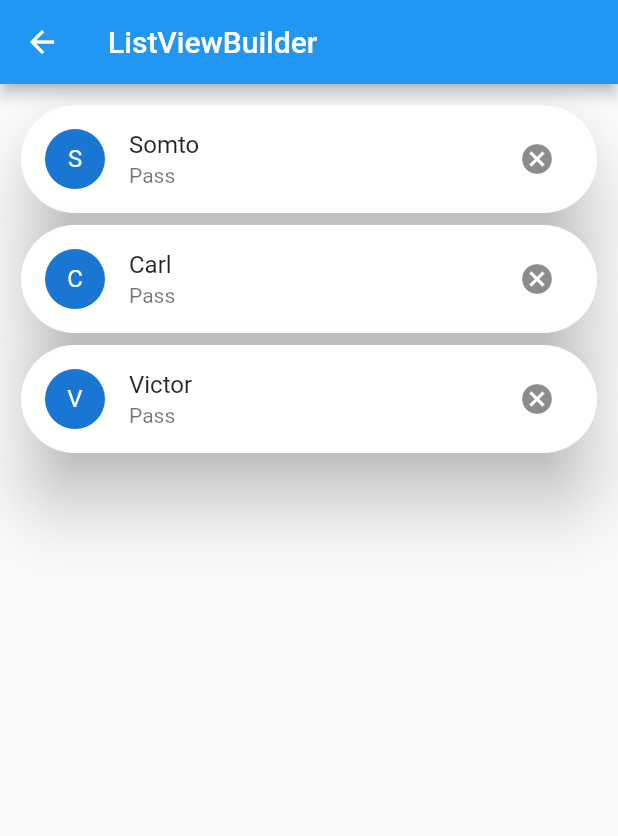
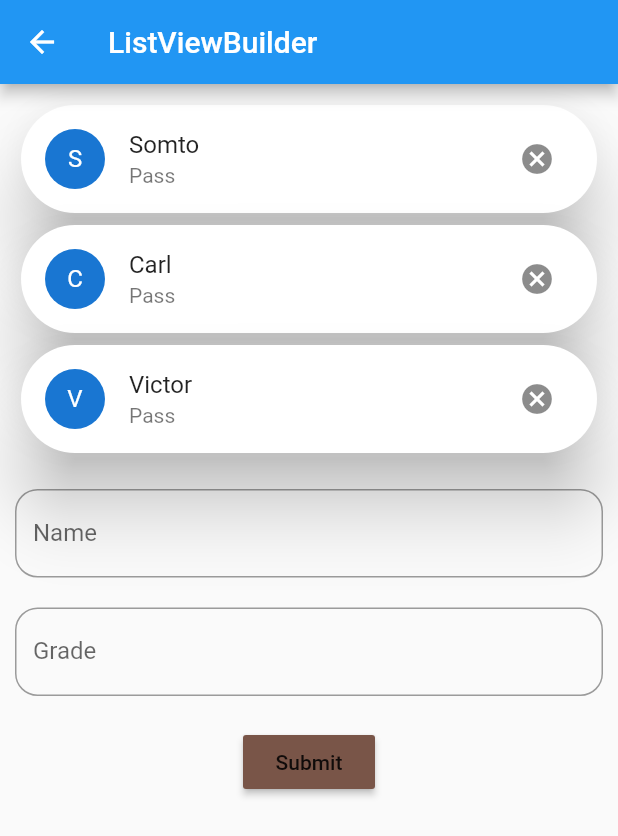
Before and after one commit to Sxmtee/Flutter-Tutorial, a Flutter app: the screen it shows after launch, after a tap on "ListViewBuilder", on a phone screen of 412 x 824 dp. Shown: the top 836 px of the screen. Run offline on Flutter 3.47's test engine with Material 2 defaults, Android fonts, the phone set to English and light mode, and no system bars; our stand-ins replace email_validator.

Commit message:
alertdialog

```diff
--- a/lib/listview_builder.dart
+++ b/lib/listview_builder.dart
@@ -14,18 +14,25 @@ class _ListViewBuilderState extends State<ListViewBuilder> {
     {"name": "Victor", "grade": "Pass"},
   ];
 
+  GlobalKey<FormState> authKey = GlobalKey<FormState>();
+  TextEditingController nameCtrl = TextEditingController();
+  TextEditingController gradeCtrl = TextEditingController();
+
   @override
   Widget build(BuildContext context) {
-    Size size = MediaQuery.of(context).size;
+    // Size size = MediaQuery.of(context).size;
     return Scaffold(
       appBar: AppBar(
         title: const Text("ListViewBuilder"),
       ),
       body: Container(
-        height: size.height,
-        width: size.width,
         padding: const EdgeInsets.all(10),
-        child: ListView.builder(
+        child: Form(
+          key: authKey,
+          child: Column(
+            children: [
+              ListView.builder(
+                shrinkWrap: true,
                 itemCount: names.length,
                 itemBuilder: (context, index) {
                   return Card(
@@ -54,6 +61,53 @@ class _ListViewBuilderState extends State<ListViewBuilder> {
                   );
                 },
               ),
+              const SizedBox(
+                height: 20,
+              ),
+              TextFormField(
+                controller: nameCtrl,
+                decoration: InputDecoration(
+                  label: const Text("Name"),
+                  border: OutlineInputBorder(
+                    borderRadius: BorderRadius.circular(15),
+                  ),
+                ),
+              ),
+              const SizedBox(
+                height: 20,
+              ),
+              TextFormField(
+                controller: gradeCtrl,
+                decoration: InputDecoration(
+                  label: const Text("Grade"),
+                  border: OutlineInputBorder(
+                    borderRadius: BorderRadius.circular(15),
+                  ),
+                ),
+              ),
+              const SizedBox(
+                height: 20,
+              ),
+              MaterialButton(
+                onPressed: () {
+                  if (authKey.currentState!.validate()) {
+                    authKey.currentState!.save();
+                    Map<String, dynamic> userdetails = {};
+                    userdetails["name"] = nameCtrl.text;
+                    userdetails["grade"] = gradeCtrl.text;
+
+                    names.add(userdetails);
+                    nameCtrl.clear();
+                    gradeCtrl.clear();
+                    setState(() {});
+                  }
+                },
+                color: Colors.brown,
+                child: const Text("Submit"),
+              ),
+            ],
+          ),
+        ),
       ),
     );
   }
--- a/lib/main.dart
+++ b/lib/main.dart
@@ -1,3 +1,4 @@
+import 'package:carltutorial/alert_dialog.dart';
 import 'package:carltutorial/blog_post.dart';
 import 'package:carltutorial/forms.dart';
 import 'package:carltutorial/listview_builder.dart';
@@ -102,9 +103,26 @@ class Home extends StatelessWidget {
               const SizedBox(
                 height: 10,
               ),
+              //for Alertdialog
+              MaterialButton(
+                onPressed: () {
+                  var route = MaterialPageRoute(
+                    builder: (context) => const NotifDialog(),
+                  );
+                  Navigator.push(context, route);
+                },
+                color: Colors.blue,
+                height: 50,
+                shape: const StadiumBorder(),
+                child: const Text("Alert Dialog"),
+              ),
+              const SizedBox(
+                height: 10,
+              ),
             ],
           ),
         ),
-        ));
+      ),
+    );
   }
 }
```
Also changed, not shown: lib/alert_dialog.dart (added, +57 -0 lines). Lines whose indentation alone changed are shown as unchanged.
